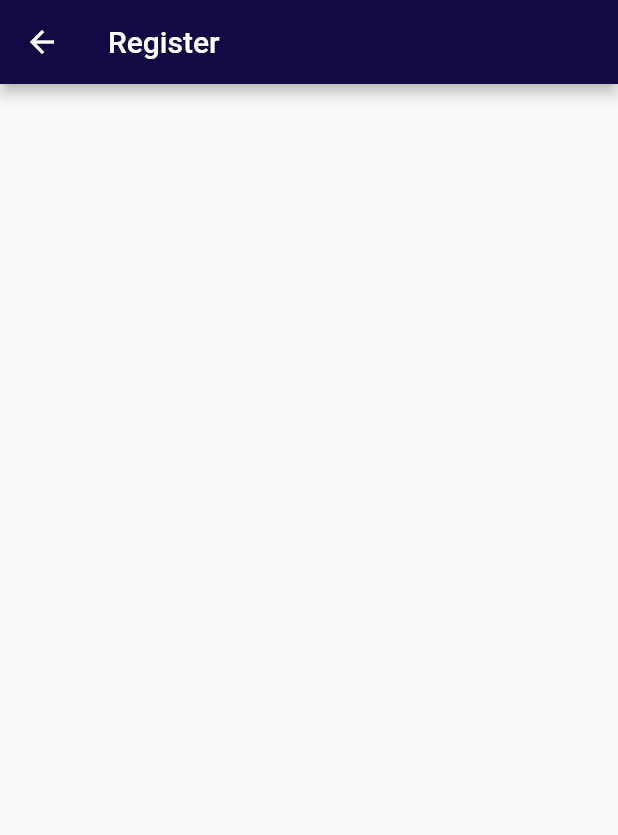
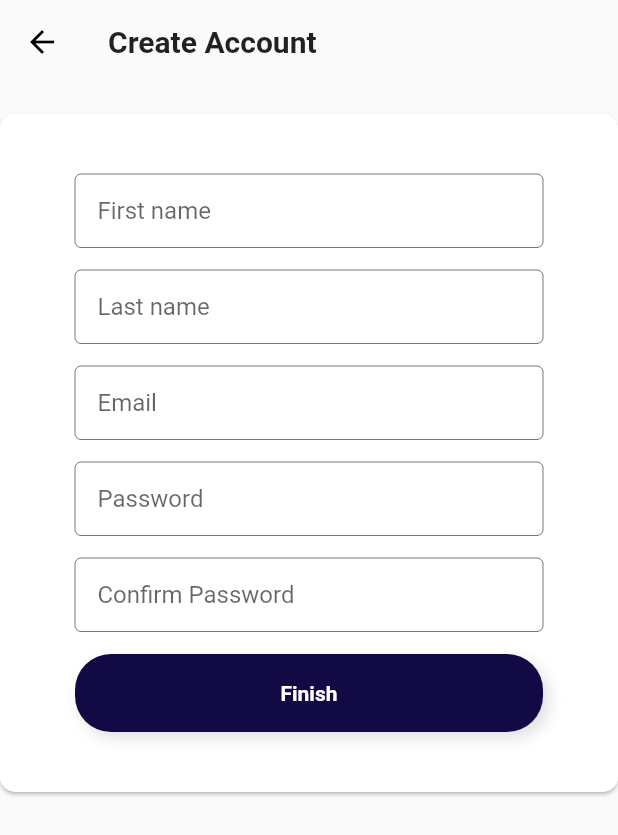
Before and after one commit to Ibuku/NewSFS2, a Flutter app: the RegisterScreen screen opened directly, on a phone screen of 412 x 824 dp. Shown: the top 835 px of the screen. Run offline on Flutter 3.47's test engine with Material 2 defaults, Android fonts, the phone set to English and light mode, and no system bars; our stand-ins replace get_it, google_fonts, provider_architecture; Roboto replaces fonts that are missing (Maven Pro).

Commit message:
I'm really doing this

```diff
--- a/lib/ui/views/auth/signup/register_screen.dart
+++ b/lib/ui/views/auth/signup/register_screen.dart
@@ -1,12 +1,114 @@
 import 'package:flutter/material.dart';
+import 'package:provider_architecture/provider_architecture.dart';
+import 'package:sfscredit/ui/shared/ui_helpers.dart';
+import 'package:sfscredit/ui/widgets/busy_button.dart';
+import 'package:sfscredit/ui/widgets/custom_card.dart';
+import 'package:sfscredit/ui/widgets/custom_text_field.dart';
+import 'package:sfscredit/viewmodels/signup_view_model.dart';
 
 class RegisterScreen extends StatelessWidget {
   static const routeName = '/auth/signup/register';
+  final _formKey = GlobalKey<FormState>();
 
   @override
   Widget build(BuildContext context) {
-    return Scaffold(
-      appBar: AppBar(title: Text("Register"),),
+    return ViewModelProvider<SignUpViewModel>.withConsumer(
+      viewModel: SignUpViewModel(),
+      onModelReady: (model) {
+        model.setSelectedCompany(ModalRoute.of(context).settings.arguments);
+      },
+      builder: (context, model, child) => Scaffold(
+        appBar: AppBar(
+          title: Text("Create Account"),
+          backgroundColor: Colors.transparent,
+          elevation: 0,
+          textTheme: TextTheme(
+            title: Theme.of(context)
+                .textTheme
+                .title
+                .copyWith(fontWeight: FontWeight.bold),
+          ),
+          iconTheme: IconThemeData(
+            color: Colors.black,
+          ),
+          brightness: Brightness.light,
+        ),
+        body: SingleChildScrollView(
+          padding: EdgeInsets.symmetric(vertical: 20),
+          child: CustomCard(
+            padding: const EdgeInsets.symmetric(horizontal: 50, vertical: 40),
+            child: Form(
+              key: _formKey,
+              child: Column(
+                children: <Widget>[
+                  CustomTextField(
+                    hintText: "First name",
+                    validator: (value) {
+                      if (value.isEmpty) {
+                        return "First name is required";
+                      }
+                      return null;
+                    },
+                  ),
+                  verticalSpace(15),
+                  CustomTextField(
+                    hintText: "Last name",
+                    validator: (value) {
+                      if (value.isEmpty) {
+                        return "Last name is required";
+                      }
+                      return null;
+                    },
+                  ),
+                  verticalSpace(15),
+                  CustomTextField(
+                    hintText: "Email",
+                    validator: (value) {
+                      if (value.isEmpty) {
+                        return "Email is required";
+                      }
+                      return null;
+                    },
+                  ),
+                  verticalSpace(15),
+                  CustomTextField(
+                    hintText: "Password",
+                    validator: (value) {
+                      if (value.isEmpty) {
+                        return "Password is required";
+                      }
+                      return null;
+                    },
+                    obscureText: true,
+                  ),
+                  verticalSpace(15),
+                  CustomTextField(
+                    hintText: "Confirm Password",
+                    validator: (value) {
+                      if (value.isEmpty) {
+                        return "Confirm password is required";
+                      }
+                      return null;
+                    },
+                    obscureText: true,
+                  ),
+                  verticalSpace(15),
+                  BusyButton(
+                    title: "Finish",
+                    onPressed: () {
+                      if (!_formKey.currentState.validate()) {
+                        return;
+                      }
+                      // model.signUp(email: null, password: null, fullName: null)
+                    },
+                    busy: model.busy,
+                  )
+                ],
+              ),
+            ),
+          ),
+        ),
+      ),
     );
   }
 }
--- /dev/null
+++ b/lib/ui/widgets/custom_card.dart
@@ -0,0 +1,27 @@
+import 'package:flutter/material.dart';
+
+class CustomCard extends StatelessWidget {
+  final Widget child;
+  final EdgeInsets padding;
+
+  const CustomCard({
+    Key key,
+    this.padding = const EdgeInsets.symmetric(horizontal: 60, vertical: 10),
+    this.child,
+  }) : super(key: key);
+
+  @override
+  Widget build(BuildContext context) {
+    return Card(
+      elevation: 1,
+      child: Container(
+        padding: padding,
+        child: child,
+      ),
+      shape: RoundedRectangleBorder(
+        borderRadius: BorderRadius.circular(10),
+      ),
+      margin: EdgeInsets.symmetric(horizontal: 0),
+    );
+  }
+}
```
Also changed, not shown: lib/managers/dialog_manager.dart (+4 -5 lines), lib/ui/views/auth/signup/select_company.dart (+6 -12 lines), lib/viewmodels/signup_view_model.dart (+16 -1 lines).
